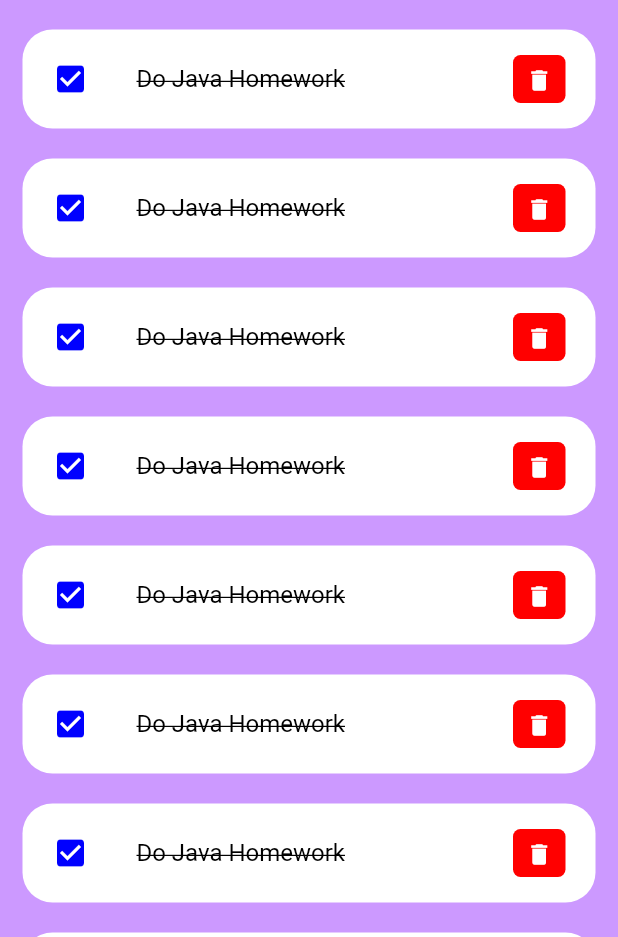
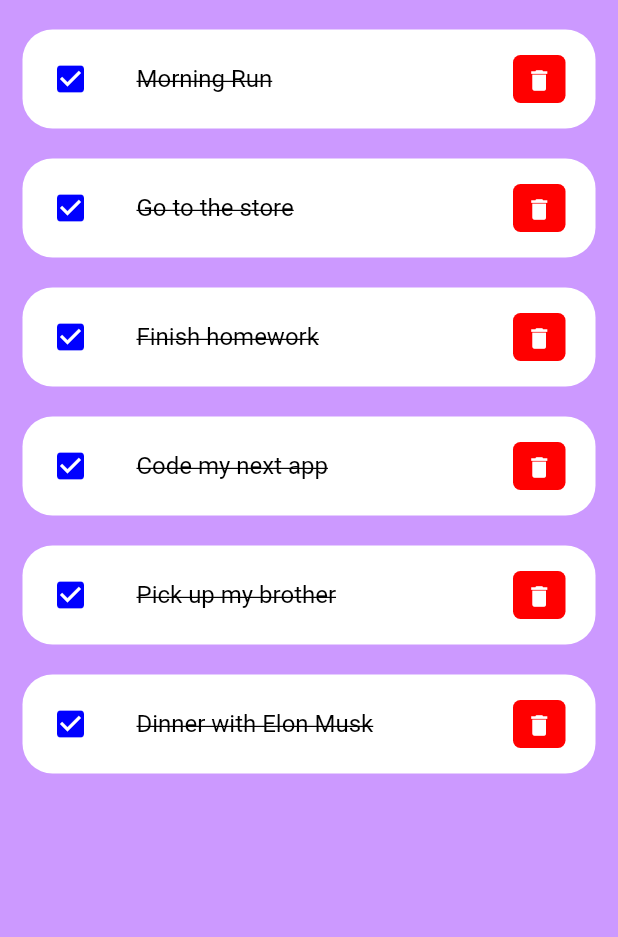
Before and after one commit to AbdurraoufE/todoApp, a Flutter app: the screen it shows after launch, on a phone screen of 412 x 824 dp, the part 299-1236 px from its top. Run offline on Flutter 3.47's test engine with Material 2 defaults, Android fonts, the phone set to English and light mode, and no system bars.

Commit message:
made different items appear from variables/loops

```diff
--- /dev/null
+++ b/lib/model/todo.dart
@@ -0,0 +1,22 @@
+class ToDo {
+  String? id;
+  String? todoText;
+  bool isDone;
+
+  ToDo({
+    required this.id,
+    required this.todoText,
+    this.isDone = false,
+  });
+
+  static List<ToDo> todoList() {
+    return[
+      ToDo(id: '01', todoText: "Morning Run", isDone: true),
+      ToDo(id: '02', todoText: "Go to the store", isDone: true),
+      ToDo(id: '03', todoText: "Finish homework", isDone: true),
+      ToDo(id: '04', todoText: "Code my next app", isDone: true),
+      ToDo(id: '05', todoText: "Pick up my brother", isDone: true),
+      ToDo(id: '06', todoText: "Dinner with Elon Musk", isDone: true),
+    ];
+  }
+}
--- a/lib/screens/home.dart
+++ b/lib/screens/home.dart
@@ -1,9 +1,12 @@
 import 'package:flutter/material.dart';
 import '../constants/colors.dart';
 import '../widgets/todo_item.dart';
+import '../model/todo.dart';
 
 class Home extends StatelessWidget {
-  const Home({Key? key}) : super(key: key);
+  Home({Key? key}) : super(key: key);
+
+  final listtodo = ToDo.todoList();
 
   @override
   Widget build(BuildContext context){
@@ -33,18 +36,8 @@ class Home extends StatelessWidget {
                       ),
                     ),
                   ),
-                  TodoItem(),
-                  TodoItem(),
-                  TodoItem(),
-                  TodoItem(),
-                  TodoItem(),
-                  TodoItem(),
-                  TodoItem(),
-                  TodoItem(),
-                  TodoItem(),
-                  TodoItem(),
-
-
+                  for ( ToDo todoo in listtodo )
+                    TodoItem(todo: todoo,),
                 ],
               ),
             )
--- a/lib/widgets/todo_item.dart
+++ b/lib/widgets/todo_item.dart
@@ -1,8 +1,10 @@
 import 'package:flutter/material.dart';
 import '../constants/colors.dart';
+import '../model/todo.dart';
 
 class TodoItem extends StatelessWidget{
-  const TodoItem({Key ? key}) : super(key: key);
+  final ToDo todo;
+  const TodoItem({Key ? key, required this.todo}) : super(key: key);
 
   @override
   Widget build(BuildContext context){
@@ -22,7 +24,7 @@ class TodoItem extends StatelessWidget{
           color: blue,
           ),
         title: Text(
-          "Do Java Homework",
+          todo.todoText!,
           style: TextStyle(
             fontSize: 16,
             color: black,
```
